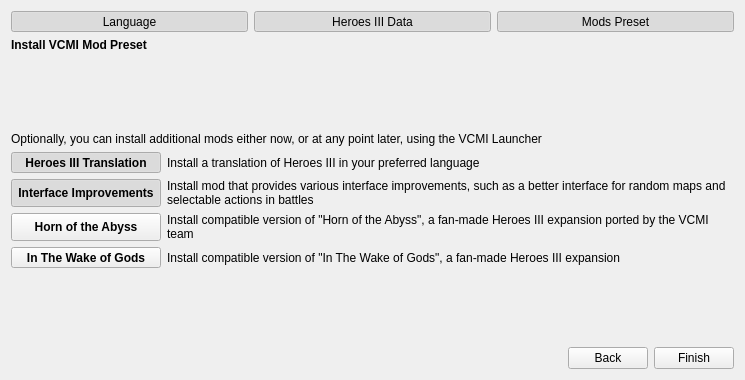
Old version of the form launcher/firstLaunch/firstlaunch_moc.ui in the repository vcmi/vcmi.
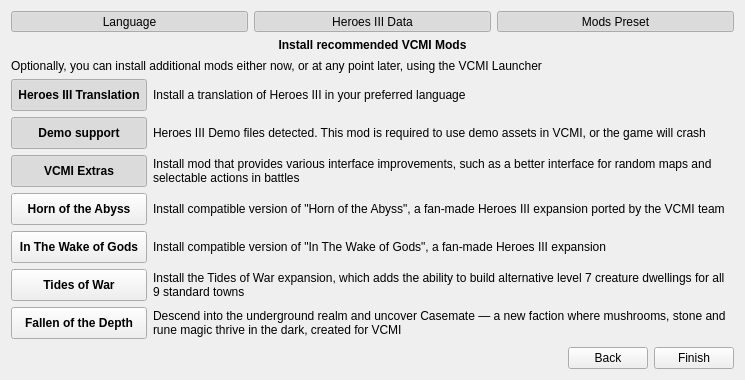
New version of the form. Icons and pictures are not drawn.

What changed in the file:
```diff
--- a/launcher/firstLaunch/firstlaunch_moc.ui
+++ b/launcher/firstLaunch/firstlaunch_moc.ui
@@ -591,7 +591,10 @@
           </font>
          </property>
          <property name="text">
-          <string>Install VCMI Mod Preset</string>
+          <string>Install recommended VCMI Mods</string>
+         </property>
+         <property name="alignment">
+          <set>Qt::AlignmentFlag::AlignCenter</set>
          </property>
         </widget>
        </item>
@@ -634,6 +637,12 @@
              <verstretch>0</verstretch>
             </sizepolicy>
            </property>
+           <property name="minimumSize">
+            <size>
+             <width>0</width>
+             <height>32</height>
+            </size>
+           </property>
            <property name="font">
             <font>
              <bold>true</bold>
@@ -661,7 +670,7 @@
            </property>
           </widget>
          </item>
-         <item row="3" column="1">
+         <item row="4" column="1">
           <widget class="QLabel" name="labelPresetHotaDescr">
            <property name="sizePolicy">
             <sizepolicy hsizetype="Preferred" vsizetype="Preferred">
@@ -693,7 +702,7 @@
            </property>
           </widget>
          </item>
-         <item row="3" column="0">
+         <item row="4" column="0">
           <widget class="QToolButton" name="buttonPresetHota">
            <property name="sizePolicy">
             <sizepolicy hsizetype="Preferred" vsizetype="Preferred">
@@ -701,6 +710,12 @@
              <verstretch>0</verstretch>
             </sizepolicy>
            </property>
+           <property name="minimumSize">
+            <size>
+             <width>0</width>
+             <height>32</height>
+            </size>
+           </property>
            <property name="font">
             <font>
              <bold>true</bold>
@@ -725,7 +740,7 @@
            </property>
           </widget>
          </item>
-         <item row="2" column="0">
+         <item row="3" column="0">
           <widget class="QToolButton" name="buttonPresetExtras">
            <property name="sizePolicy">
             <sizepolicy hsizetype="Preferred" vsizetype="Preferred">
@@ -733,13 +748,19 @@
              <verstretch>0</verstretch>
             </sizepolicy>
            </property>
+           <property name="minimumSize">
+            <size>
+             <width>0</width>
+             <height>32</height>
+            </size>
+           </property>
            <property name="font">
             <font>
              <bold>true</bold>
             </font>
            </property>
            <property name="text">
-            <string>Interface Improvements</string>
+            <string>VCMI Extras</string>
            </property>
            <property name="icon">
             <iconset>
@@ -760,7 +781,7 @@
            </property>
           </widget>
          </item>
-         <item row="4" column="1">
+         <item row="5" column="1">
           <widget class="QLabel" name="labelPresetWogDescr">
            <property name="sizePolicy">
             <sizepolicy hsizetype="Preferred" vsizetype="Preferred">
@@ -776,7 +797,55 @@
            </property>
           </widget>
          </item>
+         <item row="6" column="1">
+          <widget class="QLabel" name="labelPresetTowDescr">
+           <property name="sizePolicy">
+            <sizepolicy hsizetype="Preferred" vsizetype="Preferred">
+             <horstretch>100</horstretch>
+             <verstretch>0</verstretch>
+            </sizepolicy>
+           </property>
+           <property name="text">
+            <string>Install the Tides of War expansion, which adds the ability to build alternative level 7 creature dwellings for all 9 standard towns</string>
+           </property>
+           <property name="wordWrap">
+            <bool>true</bool>
+           </property>
+          </widget>
+         </item>
+         <item row="7" column="1">
+          <widget class="QLabel" name="labelPresetFodDescr">
+           <property name="sizePolicy">
+            <sizepolicy hsizetype="Preferred" vsizetype="Preferred">
+             <horstretch>100</horstretch>
+             <verstretch>0</verstretch>
+            </sizepolicy>
+           </property>
+           <property name="text">
+            <string>Descend into the underground realm and uncover Casemate — a new faction where mushrooms, stone and rune magic thrive in the dark, created for VCMI</string>
+           </property>
+           <property name="wordWrap">
+            <bool>true</bool>
+           </property>
+          </widget>
+         </item>
          <item row="2" column="1">
+          <widget class="QLabel" name="labelPresetDemoDescr">
+           <property name="sizePolicy">
+            <sizepolicy hsizetype="Preferred" vsizetype="Preferred">
+             <horstretch>100</horstretch>
+             <verstretch>0</verstretch>
+            </sizepolicy>
+           </property>
+           <property name="text">
+            <string>Heroes III Demo files detected. This mod is required to use demo assets in VCMI, or the game will crash</string>
+           </property>
+           <property name="wordWrap">
+            <bool>true</bool>
+           </property>
+          </widget>
+         </item>
+         <item row="3" column="1">
           <widget class="QLabel" name="labelPresetExtrasDescr">
            <property name="sizePolicy">
             <sizepolicy hsizetype="Preferred" vsizetype="Preferred">
@@ -792,7 +861,7 @@
            </property>
           </widget>
          </item>
-         <item row="4" column="0">
+         <item row="5" column="0">
           <widget class="QToolButton" name="buttonPresetWog">
            <property name="sizePolicy">
             <sizepolicy hsizetype="Preferred" vsizetype="Preferred">
@@ -800,6 +869,12 @@
              <verstretch>0</verstretch>
             </sizepolicy>
            </property>
+           <property name="minimumSize">
+            <size>
+             <width>0</width>
+             <height>32</height>
+            </size>
+           </property>
            <property name="font">
             <font>
              <bold>true</bold>
@@ -824,6 +899,123 @@
            </property>
           </widget>
          </item>
+         <item row="6" column="0">
+          <widget class="QToolButton" name="buttonPresetTow">
+           <property name="sizePolicy">
+            <sizepolicy hsizetype="Preferred" vsizetype="Preferred">
+             <horstretch>0</horstretch>
+             <verstretch>0</verstretch>
+            </sizepolicy>
+           </property>
+           <property name="minimumSize">
+            <size>
+             <width>0</width>
+             <height>32</height>
+            </size>
+           </property>
+           <property name="font">
+            <font>
+             <bold>true</bold>
+            </font>
+           </property>
+           <property name="text">
+            <string>Tides of War</string>
+           </property>
+           <property name="icon">
+            <iconset resource="../resources.qrc">
+             <normaloff>:/icons/mod-disabled.png</normaloff>
+             <normalon>:icons/mod-enabled.png</normalon>:/icons/mod-disabled.png</iconset>
+           </property>
+           <property name="checkable">
+            <bool>true</bool>
+           </property>
+           <property name="toolButtonStyle">
+            <enum>Qt::ToolButtonTextBesideIcon</enum>
+           </property>
+           <property name="autoRaise">
+            <bool>false</bool>
+           </property>
+          </widget>
+         </item>
+         <item row="7" column="0">
+          <widget class="QToolButton" name="buttonPresetFod">
+           <property name="sizePolicy">
+            <sizepolicy hsizetype="Preferred" vsizetype="Preferred">
+             <horstretch>0</horstretch>
+             <verstretch>0</verstretch>
+            </sizepolicy>
+           </property>
+           <property name="minimumSize">
+            <size>
+             <width>0</width>
+             <height>32</height>
+            </size>
+           </property>
+           <property name="font">
+            <font>
+             <bold>true</bold>
+            </font>
+           </property>
+           <property name="text">
+            <string>Fallen of the Depth</string>
+           </property>
+           <property name="icon">
+            <iconset resource="../resources.qrc">
+             <normaloff>:/icons/mod-disabled.png</normaloff>
+             <normalon>:icons/mod-enabled.png</normalon>:/icons/mod-disabled.png</iconset>
+           </property>
+           <property name="checkable">
+            <bool>true</bool>
+           </property>
+           <property name="toolButtonStyle">
+            <enum>Qt::ToolButtonTextBesideIcon</enum>
+           </property>
+           <property name="autoRaise">
+            <bool>false</bool>
+           </property>
+          </widget>
+         </item>
+         <item row="2" column="0">
+          <widget class="QToolButton" name="buttonPresetDemo">
+           <property name="sizePolicy">
+            <sizepolicy hsizetype="Preferred" vsizetype="Preferred">
+             <horstretch>0</horstretch>
+             <verstretch>0</verstretch>
+            </sizepolicy>
+           </property>
+           <property name="minimumSize">
+            <size>
+             <width>0</width>
+             <height>32</height>
+            </size>
+           </property>
+           <property name="font">
+            <font>
+             <bold>true</bold>
+            </font>
+           </property>
+           <property name="text">
+            <string>Demo support</string>
+           </property>
+           <property name="icon">
+            <iconset resource="../resources.qrc">
+             <normaloff>:/icons/mod-disabled.png</normaloff>
+             <normalon>:icons/mod-enabled.png</normalon>:/icons/mod-disabled.png</iconset>
+           </property>
+           <property name="checkable">
+            <bool>true</bool>
+           </property>
+           <property name="checked">
+            <bool>true</bool>
+           </property>
+           <property name="toolButtonStyle">
+            <enum>Qt::ToolButtonTextBesideIcon</enum>
+           </property>
+           <property name="autoRaise">
+            <bool>false</bool>
+           </property>
+          </widget>
+         </item>
         </layout>
        </item>
        <item>
```
Left out of the diff: 28 changed lines with no effect on the pictures.
